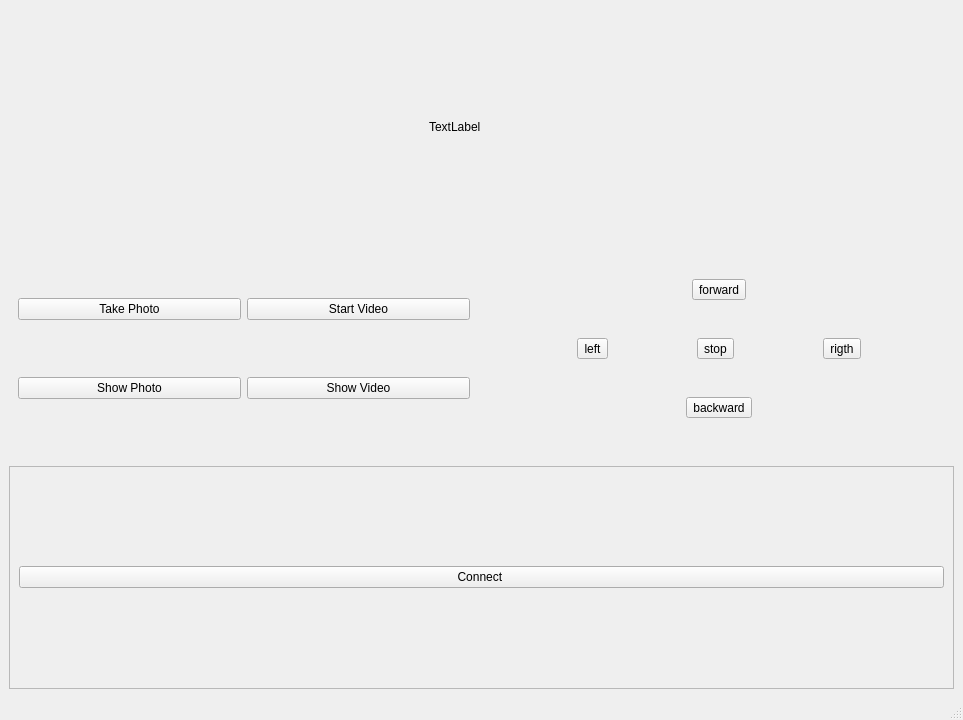
Old version of the form pgU1_client/ui/gui.ui in the repository constraintAutomaton/client_pgU1.
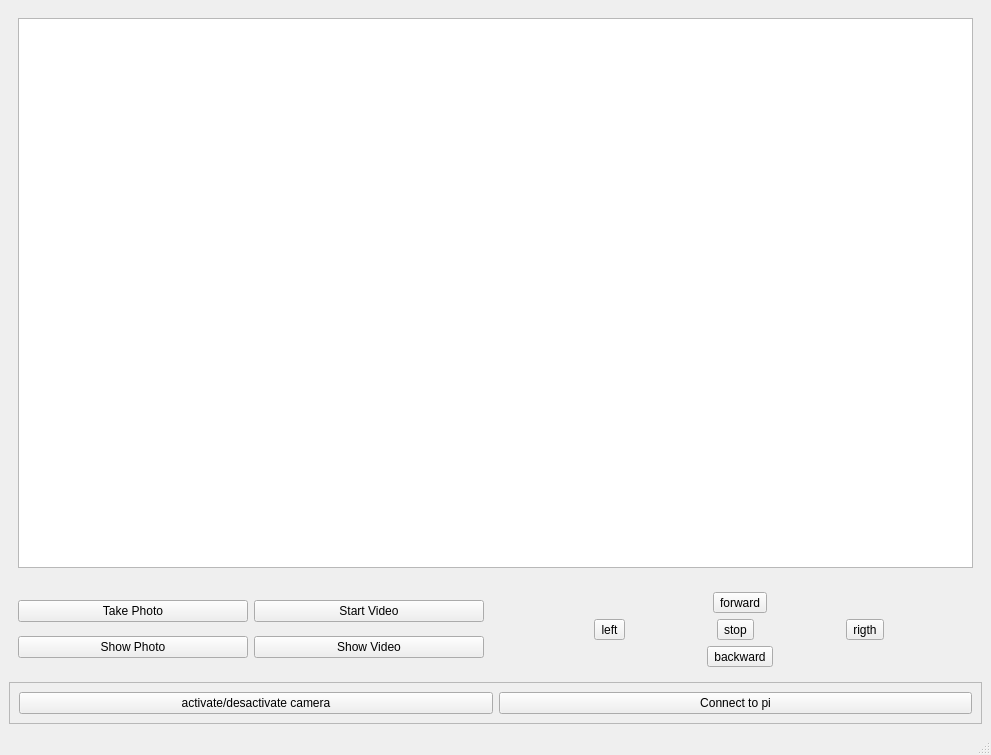
New version of the form.

Commit message: integrate the camera in the gui but can't switch the camera on and off

Patch:
```diff
--- a/pgU1_client/ui/gui.ui
+++ b/pgU1_client/ui/gui.ui
@@ -6,8 +6,8 @@
    <rect>
     <x>0</x>
     <y>0</y>
-    <width>963</width>
-    <height>720</height>
+    <width>991</width>
+    <height>755</height>
    </rect>
   </property>
   <property name="windowTitle">
@@ -17,19 +17,11 @@
    <layout class="QVBoxLayout" name="verticalLayout">
     <item>
      <widget class="QWidget" name="camera" native="true">
-      <widget class="QLabel" name="lblCamera">
-       <property name="geometry">
-        <rect>
-         <x>420</x>
-         <y>110</y>
-         <width>55</width>
-         <height>16</height>
-        </rect>
-       </property>
-       <property name="text">
-        <string>TextLabel</string>
-       </property>
-      </widget>
+      <layout class="QVBoxLayout" name="verticalLayout_4">
+       <item>
+        <widget class="QGraphicsView" name="screenCamera"/>
+       </item>
+      </layout>
      </widget>
     </item>
     <item>
@@ -140,10 +132,17 @@
        <enum>QFrame::Raised</enum>
       </property>
       <layout class="QHBoxLayout" name="horizontalLayout_7">
+       <item>
+        <widget class="QPushButton" name="btnCamera">
+         <property name="text">
+          <string>activate/desactivate camera</string>
+         </property>
+        </widget>
+       </item>
        <item>
         <widget class="QPushButton" name="btnConnection">
          <property name="text">
-          <string>Connect </string>
+          <string>Connect to pi</string>
          </property>
         </widget>
        </item>
```
Left out of the diff: 2 changed lines with no effect on the pictures. The commit also changes 8 other files.
